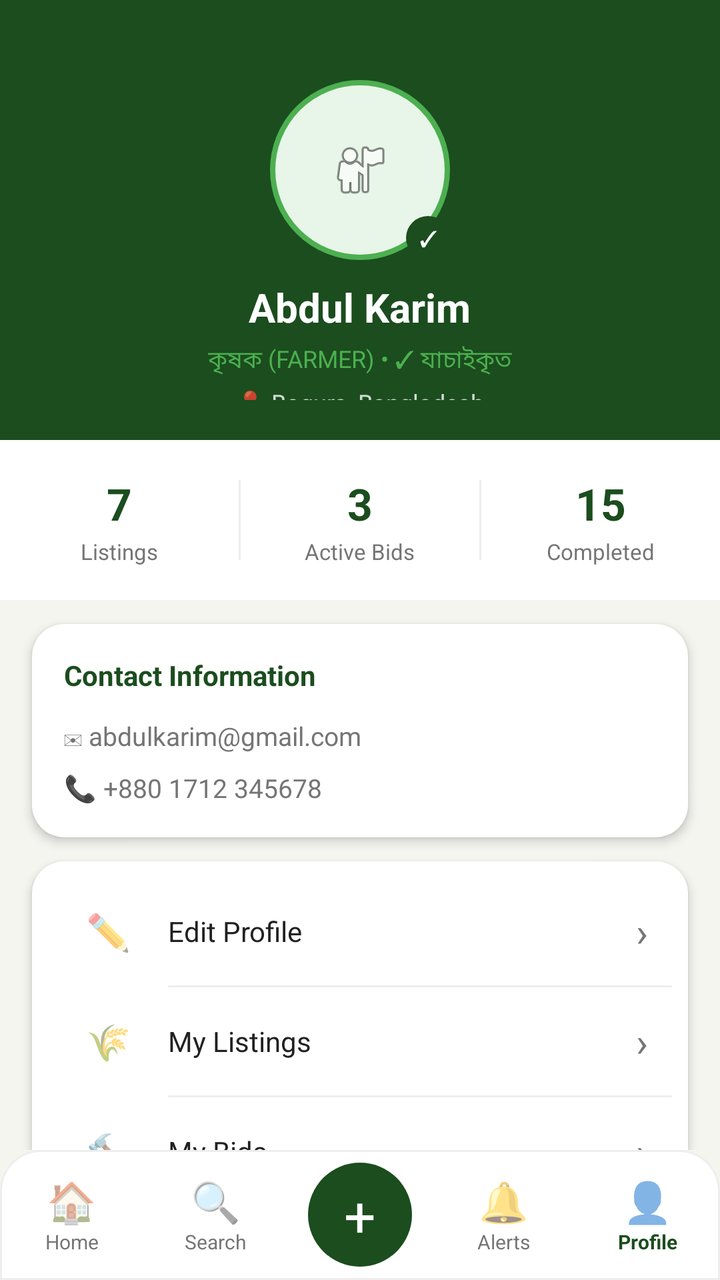
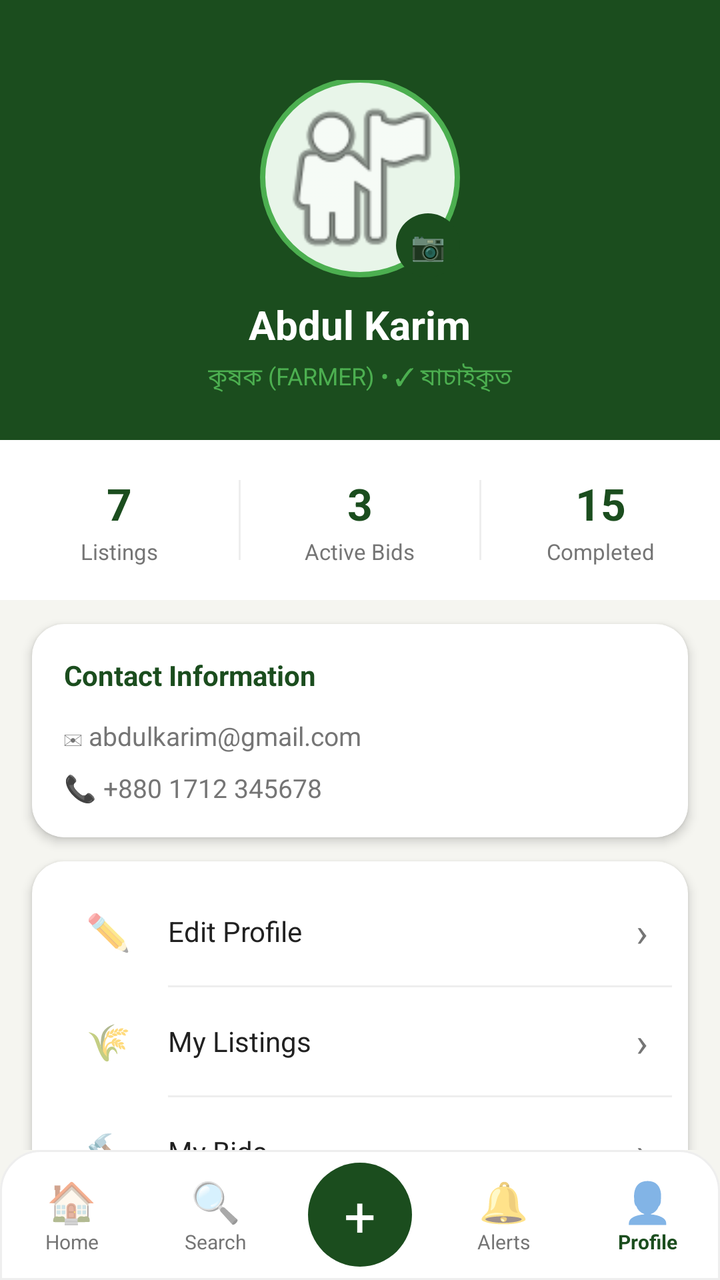

An Android layout rendered at two revisions. The XML below is the earlier revision; the diff shows what the commit changed to produce the second picture.
<!-- AndroidManifest.xml: application theme Theme.Uthsob3O -->
<!-- res/layout/activity_profile.xml -->
<?xml version="1.0" encoding="utf-8"?>
<androidx.constraintlayout.widget.ConstraintLayout
    xmlns:android="http://schemas.android.com/apk/res/android"
    xmlns:app="http://schemas.android.com/apk/res-auto"
    android:layout_width="match_parent"
    android:layout_height="match_parent"
    android:background="@color/off_white">

    
    <androidx.core.widget.NestedScrollView
        android:id="@+id/scroll_content"
        android:layout_width="match_parent"
        android:layout_height="0dp"
        app:layout_constraintTop_toTopOf="parent"
        app:layout_constraintBottom_toTopOf="@id/bottom_nav">

        <LinearLayout
            android:layout_width="match_parent"
            android:layout_height="wrap_content"
            android:orientation="vertical">

            
            <LinearLayout
                android:layout_width="match_parent"
                android:layout_height="220dp"
                android:orientation="vertical"
                android:gravity="center"
                android:background="@color/dark_green"
                android:paddingTop="40dp"
                android:paddingBottom="20dp">

                
                <FrameLayout
                    android:layout_width="90dp"
                    android:layout_height="90dp">

                    <ImageView
                        android:layout_width="90dp"
                        android:layout_height="90dp"
                        android:background="@drawable/bg_story_circle"
                        android:src="@android:drawable/ic_menu_myplaces"
                        android:padding="16dp"
                        android:scaleType="centerInside"
                        android:contentDescription="profile photo"/>

                    
                    <TextView
                        android:layout_width="22dp"
                        android:layout_height="22dp"
                        android:text="✓"
                        android:textColor="@color/white"
                        android:textSize="11sp"
                        android:gravity="center"
                        android:background="@drawable/bg_add_btn"
                        android:layout_gravity="bottom|end"/>
                </FrameLayout>

                
                <TextView
                    android:id="@+id/tv_name"
                    android:layout_width="wrap_content"
                    android:layout_height="wrap_content"
                    android:text="Abdul Karim"
                    android:textColor="@color/white"
                    android:textSize="20sp"
                    android:textStyle="bold"
                    android:layout_marginTop="10dp"/>

                
                <TextView
                    android:id="@+id/tv_role"
                    android:layout_width="wrap_content"
                    android:layout_height="wrap_content"
                    android:text="কৃষক (FARMER) • ✓ যাচাইকৃত"
                    android:textColor="@color/bright_green"
                    android:textSize="12sp"
                    android:layout_marginTop="4dp"/>

                
                <TextView
                    android:id="@+id/tv_location"
                    android:layout_width="wrap_content"
                    android:layout_height="wrap_content"
                    android:text="📍 Bogura, Bangladesh"
                    android:textColor="#CCFFFFFF"
                    android:textSize="12sp"
                    android:layout_marginTop="4dp"/>

            </LinearLayout>

            
            <LinearLayout
                android:layout_width="match_parent"
                android:layout_height="80dp"
                android:orientation="horizontal"
                android:background="@color/white"
                android:layout_marginBottom="12dp">

                
                <LinearLayout
                    android:layout_width="0dp"
                    android:layout_height="match_parent"
                    android:layout_weight="1"
                    android:orientation="vertical"
                    android:gravity="center">

                    <TextView
                        android:id="@+id/tv_total_listings"
                        android:layout_width="wrap_content"
                        android:layout_height="wrap_content"
                        android:text="7"
                        android:textColor="@color/dark_green"
                        android:textSize="22sp"
                        android:textStyle="bold"/>

                    <TextView
                        android:layout_width="wrap_content"
                        android:layout_height="wrap_content"
                        android:text="Listings"
                        android:textColor="@color/gray"
                        android:textSize="11sp"
                        android:layout_marginTop="2dp"/>
                </LinearLayout>

                
                <View
                    android:layout_width="1dp"
                    android:layout_height="40dp"
                    android:background="@color/light_gray"
                    android:layout_gravity="center_vertical"/>

                
                <LinearLayout
                    android:layout_width="0dp"
                    android:layout_height="match_parent"
                    android:layout_weight="1"
                    android:orientation="vertical"
                    android:gravity="center">

                    <TextView
                        android:id="@+id/tv_active_bids"
                        android:layout_width="wrap_content"
                        android:layout_height="wrap_content"
                        android:text="3"
                        android:textColor="@color/dark_green"
                        android:textSize="22sp"
                        android:textStyle="bold"/>

                    <TextView
                        android:layout_width="wrap_content"
                        android:layout_height="wrap_content"
                        android:text="Active Bids"
                        android:textColor="@color/gray"
                        android:textSize="11sp"
                        android:layout_marginTop="2dp"/>
                </LinearLayout>

                
                <View
                    android:layout_width="1dp"
                    android:layout_height="40dp"
                    android:background="@color/light_gray"
                    android:layout_gravity="center_vertical"/>

                
                <LinearLayout
                    android:layout_width="0dp"
                    android:layout_height="match_parent"
                    android:layout_weight="1"
                    android:orientation="vertical"
                    android:gravity="center">

                    <TextView
                        android:id="@+id/tv_completed"
                        android:layout_width="wrap_content"
                        android:layout_height="wrap_content"
                        android:text="15"
                        android:textColor="@color/dark_green"
                        android:textSize="22sp"
                        android:textStyle="bold"/>

                    <TextView
                        android:layout_width="wrap_content"
                        android:layout_height="wrap_content"
                        android:text="Completed"
                        android:textColor="@color/gray"
                        android:textSize="11sp"
                        android:layout_marginTop="2dp"/>
                </LinearLayout>

            </LinearLayout>

            
            <androidx.cardview.widget.CardView
                android:layout_width="match_parent"
                android:layout_height="wrap_content"
                android:layout_marginStart="16dp"
                android:layout_marginEnd="16dp"
                android:layout_marginBottom="12dp"
                app:cardCornerRadius="16dp"
                app:cardElevation="3dp"
                app:cardBackgroundColor="@color/white">

                <LinearLayout
                    android:layout_width="match_parent"
                    android:layout_height="wrap_content"
                    android:orientation="vertical"
                    android:padding="16dp">

                    <TextView
                        android:layout_width="wrap_content"
                        android:layout_height="wrap_content"
                        android:text="Contact Information"
                        android:textColor="@color/dark_green"
                        android:textSize="14sp"
                        android:textStyle="bold"
                        android:layout_marginBottom="12dp"/>

                    <TextView
                        android:id="@+id/tv_email"
                        android:layout_width="wrap_content"
                        android:layout_height="wrap_content"
                        android:text="✉ abdulkarim@gmail.com"
                        android:textColor="@color/gray"
                        android:textSize="13sp"
                        android:layout_marginBottom="8dp"/>

                    <TextView
                        android:id="@+id/tv_phone"
                        android:layout_width="wrap_content"
                        android:layout_height="wrap_content"
                        android:text="📞 +880 1712 345678"
                        android:textColor="@color/gray"
                        android:textSize="13sp"/>

                </LinearLayout>
            </androidx.cardview.widget.CardView>

            
            <androidx.cardview.widget.CardView
                android:layout_width="match_parent"
                android:layout_height="wrap_content"
                android:layout_marginStart="16dp"
                android:layout_marginEnd="16dp"
                android:layout_marginBottom="12dp"
                app:cardCornerRadius="16dp"
                app:cardElevation="3dp"
                app:cardBackgroundColor="@color/white">

                <LinearLayout
                    android:layout_width="match_parent"
                    android:layout_height="wrap_content"
                    android:orientation="vertical"
                    android:padding="8dp">

                    
                    <LinearLayout
                        android:id="@+id/btn_edit_profile"
                        android:layout_width="match_parent"
                        android:layout_height="54dp"
                        android:orientation="horizontal"
                        android:gravity="center_vertical"
                        android:paddingStart="12dp"
                        android:paddingEnd="12dp">

                        <TextView
                            android:layout_width="36dp"
                            android:layout_height="36dp"
                            android:text="✏️"
                            android:textSize="18sp"
                            android:gravity="center"/>

                        <TextView
                            android:layout_width="0dp"
                            android:layout_height="wrap_content"
                            android:layout_weight="1"
                            android:text="Edit Profile"
                            android:textColor="@color/black"
                            android:textSize="14sp"
                            android:layout_marginStart="12dp"/>

                        <TextView
                            android:layout_width="wrap_content"
                            android:layout_height="wrap_content"
                            android:text="›"
                            android:textColor="@color/gray"
                            android:textSize="20sp"/>
                    </LinearLayout>

                    <View android:layout_width="match_parent" android:layout_height="1dp"
                        android:background="@color/light_gray" android:layout_marginStart="60dp"/>

                    
                    <LinearLayout
                        android:id="@+id/btn_my_listings"
                        android:layout_width="match_parent"
                        android:layout_height="54dp"
                        android:orientation="horizontal"
                        android:gravity="center_vertical"
                        android:paddingStart="12dp"
                        android:paddingEnd="12dp">

                        <TextView
                            android:layout_width="36dp"
                            android:layout_height="36dp"
                            android:text="🌾"
                            android:textSize="18sp"
                            android:gravity="center"/>

                        <TextView
                            android:layout_width="0dp"
                            android:layout_height="wrap_content"
                            android:layout_weight="1"
                            android:text="My Listings"
                            android:textColor="@color/black"
                            android:textSize="14sp"
                            android:layout_marginStart="12dp"/>

                        <TextView
                            android:layout_width="wrap_content"
                            android:layout_height="wrap_content"
                            android:text="›"
                            android:textColor="@color/gray"
                            android:textSize="20sp"/>
                    </LinearLayout>

                    <View android:layout_width="match_parent" android:layout_height="1dp"
                        android:background="@color/light_gray" android:layout_marginStart="60dp"/>

                    
                    <LinearLayout
                        android:id="@+id/btn_my_bids"
                        android:layout_width="match_parent"
                        android:layout_height="54dp"
                        android:orientation="horizontal"
                        android:gravity="center_vertical"
                        android:paddingStart="12dp"
                        android:paddingEnd="12dp">

                        <TextView
                            android:layout_width="36dp"
                            android:layout_height="36dp"
                            android:text="🔨"
                            android:textSize="18sp"
                            android:gravity="center"/>

                        <TextView
                            android:layout_width="0dp"
                            android:layout_height="wrap_content"
                            android:layout_weight="1"
                            android:text="My Bids"
                            android:textColor="@color/black"
                            android:textSize="14sp"
                            android:layout_marginStart="12dp"/>

                        <TextView
                            android:layout_width="wrap_content"
                            android:layout_height="wrap_content"
                            android:text="›"
                            android:textColor="@color/gray"
                            android:textSize="20sp"/>
                    </LinearLayout>

                    <View android:layout_width="match_parent" android:layout_height="1dp"
                        android:background="@color/light_gray" android:layout_marginStart="60dp"/>

                    
                    <LinearLayout
                        android:id="@+id/btn_settings"
                        android:layout_width="match_parent"
                        android:layout_height="54dp"
                        android:orientation="horizontal"
                        android:gravity="center_vertical"
                        android:paddingStart="12dp"
                        android:paddingEnd="12dp">

                        <TextView
                            android:layout_width="36dp"
                            android:layout_height="36dp"
                            android:text="⚙️"
                            android:textSize="18sp"
                            android:gravity="center"/>

                        <TextView
                            android:layout_width="0dp"
                            android:layout_height="wrap_content"
                            android:layout_weight="1"
                            android:text="Settings"
                            android:textColor="@color/black"
                            android:textSize="14sp"
                            android:layout_marginStart="12dp"/>

                        <TextView
                            android:layout_width="wrap_content"
                            android:layout_height="wrap_content"
                            android:text="›"
                            android:textColor="@color/gray"
                            android:textSize="20sp"/>
                    </LinearLayout>

                </LinearLayout>
            </androidx.cardview.widget.CardView>

            
            <LinearLayout
                android:id="@+id/btn_logout"
                android:layout_width="match_parent"
                android:layout_height="54dp"
                android:orientation="horizontal"
                android:gravity="center_vertical"
                android:background="@color/white"
                android:paddingStart="28dp"
                android:paddingEnd="28dp"
                android:layout_marginStart="16dp"
                android:layout_marginEnd="16dp"
                android:layout_marginBottom="16dp">

                <TextView
                    android:layout_width="36dp"
                    android:layout_height="36dp"
                    android:text="🚪"
                    android:textSize="18sp"
                    android:gravity="center"/>

                <TextView
                    android:layout_width="wrap_content"
                    android:layout_height="wrap_content"
                    android:text="লগআউট (Logout)"
                    android:textColor="#F44336"
                    android:textSize="14sp"
                    android:textStyle="bold"
                    android:layout_marginStart="12dp"/>

            </LinearLayout>

        </LinearLayout>
    </androidx.core.widget.NestedScrollView>

    
    <LinearLayout
        android:id="@+id/bottom_nav"
        android:layout_width="match_parent"
        android:layout_height="65dp"
        android:orientation="horizontal"
        android:background="@drawable/bottom_nav_bg"
        android:gravity="center"
        app:layout_constraintBottom_toBottomOf="parent">

        <LinearLayout android:id="@+id/nav_home"
            android:layout_width="0dp" android:layout_height="match_parent"
            android:layout_weight="1" android:orientation="vertical" android:gravity="center">
            <TextView android:layout_width="wrap_content" android:layout_height="wrap_content"
                android:text="🏠" android:textSize="20sp"/>
            <TextView android:layout_width="wrap_content" android:layout_height="wrap_content"
                android:text="Home" android:textSize="10sp" android:textColor="@color/gray"/>
        </LinearLayout>

        <LinearLayout android:id="@+id/nav_search"
            android:layout_width="0dp" android:layout_height="match_parent"
            android:layout_weight="1" android:orientation="vertical" android:gravity="center">
            <TextView android:layout_width="wrap_content" android:layout_height="wrap_content"
                android:text="🔍" android:textSize="20sp"/>
            <TextView android:layout_width="wrap_content" android:layout_height="wrap_content"
                android:text="Search" android:textSize="10sp" android:textColor="@color/gray"/>
        </LinearLayout>

        <LinearLayout android:id="@+id/nav_add"
            android:layout_width="0dp" android:layout_height="match_parent"
            android:layout_weight="1" android:orientation="vertical" android:gravity="center">
            <TextView
                android:layout_width="52dp"
                android:layout_height="52dp"
                android:text="+"
                android:textColor="@color/white"
                android:textSize="28sp"
                android:gravity="center"
                android:background="@drawable/bg_add_btn"/>
        </LinearLayout>

        <LinearLayout android:id="@+id/nav_alerts"
            android:layout_width="0dp" android:layout_height="match_parent"
            android:layout_weight="1" android:orientation="vertical" android:gravity="center">
            <TextView android:layout_width="wrap_content" android:layout_height="wrap_content"
                android:text="🔔" android:textSize="20sp"/>
            <TextView android:layout_width="wrap_content" android:layout_height="wrap_content"
                android:text="Alerts" android:textSize="10sp" android:textColor="@color/gray"/>
        </LinearLayout>

        <LinearLayout android:id="@+id/nav_profile"
            android:layout_width="0dp" android:layout_height="match_parent"
            android:layout_weight="1" android:orientation="vertical" android:gravity="center">
            <TextView android:layout_width="wrap_content" android:layout_height="wrap_content"
                android:text="👤" android:textSize="20sp"/>
            <TextView android:layout_width="wrap_content" android:layout_height="wrap_content"
                android:text="Profile" android:textSize="10sp"
                android:textColor="@color/dark_green" android:textStyle="bold"/>
        </LinearLayout>

    </LinearLayout>

</androidx.constraintlayout.widget.ConstraintLayout>
<!-- resources referenced by this layout -->
<resources>
  <color name="black">#212121</color>
  <color name="bright_green">#4CAF50</color>
  <color name="dark_green">#1B4D1E</color>
  <color name="gray">#757575</color>
  <color name="light_gray">#EEEEEE</color>
  <color name="off_white">#F5F5F0</color>
  <color name="white">#FFFFFF</color>
  <!-- drawable bg_add_btn (drawable) -->
  <?xml version="1.0" encoding="utf-8"?>
  <shape xmlns:android="http://schemas.android.com/apk/res/android"
      android:shape="oval">
      <solid android:color="#1B4D1E"/>
  </shape>
  <!-- drawable bg_story_circle (drawable) -->
  <?xml version="1.0" encoding="utf-8"?>
  <shape xmlns:android="http://schemas.android.com/apk/res/android"
      android:shape="oval">
      <solid android:color="#E8F5E9"/>
      <stroke android:width="2.5dp" android:color="#4CAF50"/>
  </shape>
  <!-- drawable bottom_nav_bg (drawable) -->
  <?xml version="1.0" encoding="utf-8"?>
  <shape xmlns:android="http://schemas.android.com/apk/res/android"
      android:shape="rectangle">
      <solid android:color="#FFFFFF"/>
      <stroke android:width="1dp" android:color="#EEEEEE"/>
      <corners android:topLeftRadius="20dp" android:topRightRadius="20dp"/>
  </shape>
  <style name="Theme.Uthsob3O" parent="Theme.MaterialComponents.Light.NoActionBar">
          <item name="colorPrimary">@color/dark_green</item>
          <item name="colorPrimaryVariant">@color/bright_green</item>
          <item name="colorOnPrimary">@color/white</item>
          <item name="colorSecondary">@color/bright_green</item>
          <item name="android:windowBackground">@color/white</item>
          <item name="android:statusBarColor">@color/dark_green</item>
      </style>
</resources>

<!-- the commit's change to res/layout/activity_profile.xml (unified diff, before → after) -->
@@ -31,28 +31,47 @@
 
                 
                 <FrameLayout
-                    android:layout_width="90dp"
-                    android:layout_height="90dp">
+                    android:id="@+id/photo_frame"
+                    android:layout_width="100dp"
+                    android:layout_height="100dp">
 
                     <ImageView
-                        android:layout_width="90dp"
-                        android:layout_height="90dp"
+                        android:id="@+id/iv_profile_photo"
+                        android:layout_width="100dp"
+                        android:layout_height="100dp"
                         android:background="@drawable/bg_story_circle"
                         android:src="@android:drawable/ic_menu_myplaces"
-                        android:padding="16dp"
-                        android:scaleType="centerInside"
+                        android:padding="4dp"
+                        android:scaleType="centerCrop"
                         android:contentDescription="profile photo"/>
 
                     
-                    <TextView
-                        android:layout_width="22dp"
-                        android:layout_height="22dp"
+                    <LinearLayout
+                        android:id="@+id/btn_edit_photo"
+                        android:layout_width="32dp"
+                        android:layout_height="32dp"
+                        android:background="@drawable/bg_add_btn"
+                        android:gravity="center"
+                        android:layout_gravity="bottom|end">
+                        <TextView
+                            android:layout_width="wrap_content"
+                            android:layout_height="wrap_content"
+                            android:text="📷"
+                            android:textSize="14sp"/>
+                    </LinearLayout>
+
+                    
+                    <TextView
+                        android:id="@+id/verified_badge_icon"
+                        android:layout_width="26dp"
+                        android:layout_height="26dp"
                         android:text="✓"
                         android:textColor="@color/white"
-                        android:textSize="11sp"
+                        android:textSize="12sp"
                         android:gravity="center"
                         android:background="@drawable/bg_add_btn"
-                        android:layout_gravity="bottom|end"/>
+                        android:layout_gravity="bottom|start"
+                        android:visibility="gone"/>
                 </FrameLayout>
 
                 
@@ -395,6 +414,37 @@
                             android:layout_height="wrap_content"
                             android:text="›"
                             android:textColor="@color/gray"
+                            android:textSize="20sp"/>
+                    </LinearLayout>
+                    <View android:layout_width="match_parent"
+                        android:layout_height="1dp"
+                        android:background="@color/light_gray"
+                        android:layout_marginStart="60dp"/>
+
+                    
+                    <LinearLayout
+                        android:id="@+id/btn_get_verified"
+                        android:layout_width="match_parent"
+                        android:layout_height="54dp"
+                        android:orientation="horizontal"
+                        android:gravity="center_vertical"
+                        android:paddingStart="12dp"
+                        android:paddingEnd="12dp">
+                        <TextView android:layout_width="36dp"
+                            android:layout_height="wrap_content"
+                            android:text="✓" android:textSize="20sp"
+                            android:textColor="@color/bright_green"
+                            android:gravity="center"/>
+                        <TextView android:layout_width="0dp"
+                            android:layout_height="wrap_content"
+                            android:layout_weight="1"
+                            android:text="পরিচয় যাচাই করুন"
+                            android:textColor="@color/black"
+                            android:textSize="14sp"
+                            android:layout_marginStart="12dp"/>
+                        <TextView android:layout_width="wrap_content"
+                            android:layout_height="wrap_content"
+                            android:text="›" android:textColor="@color/gray"
                             android:textSize="20sp"/>
                     </LinearLayout>
 
